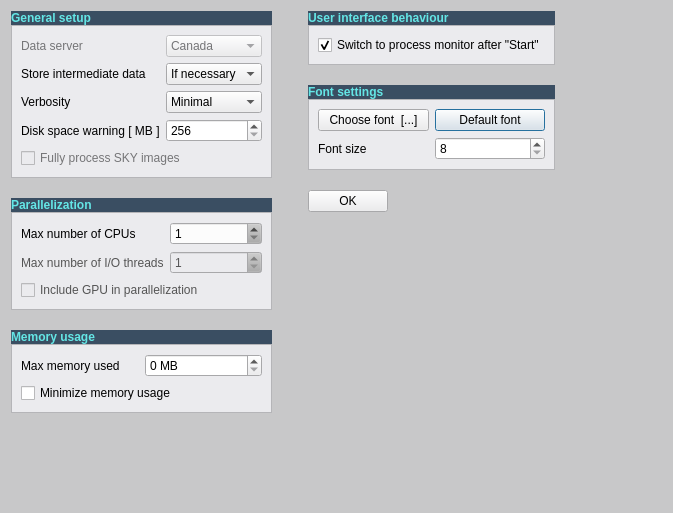
First picture: the form in src/preferences.ui, repository schirmermischa/THELI, before the edit.
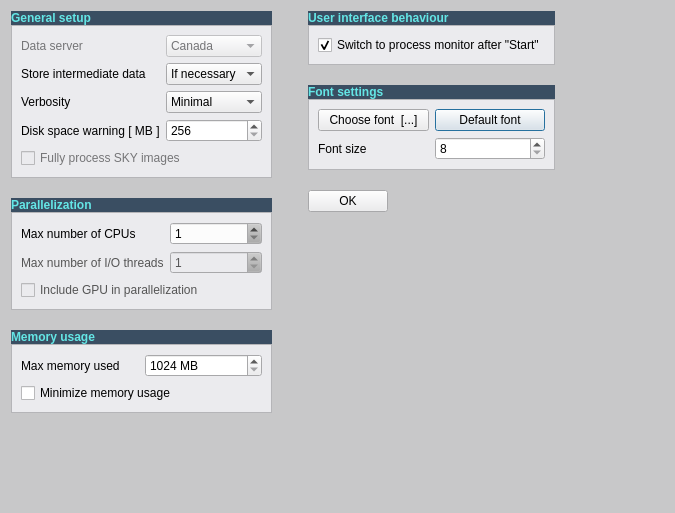
Second picture: the form after the edit.

```diff
--- a/src/preferences.ui
+++ b/src/preferences.ui
@@ -6,7 +6,7 @@
    <rect>
     <x>0</x>
     <y>0</y>
-    <width>673</width>
+    <width>675</width>
     <height>513</height>
    </rect>
   </property>
@@ -1729,6 +1729,9 @@
           <property name="suffix">
            <string> MB</string>
           </property>
+          <property name="minimum">
+           <number>1024</number>
+          </property>
           <property name="maximum">
            <number>1000000</number>
           </property>
```
Left out of the diff: 2 changed lines with no effect on the pictures.
